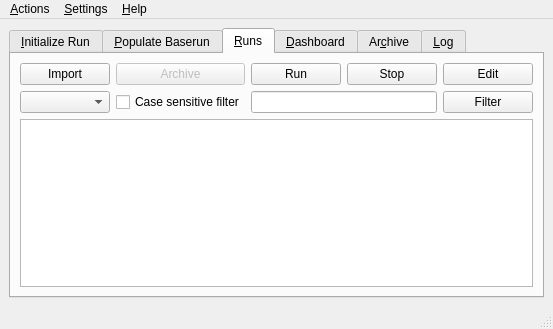
This is src/gui/solps.ui in LeCAD-PEG/SOLPS-GUI as Qt 5 draws it before an edit. The edited form follows.
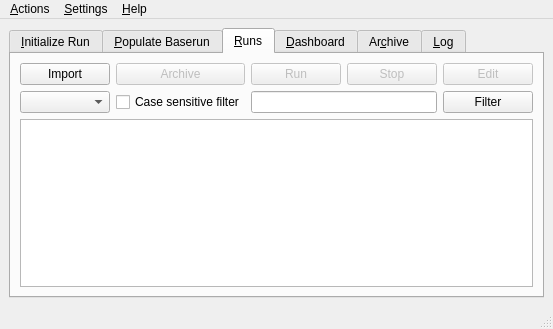
This is the edited form. The open tabs and pages were chosen to show the change. Custom widgets are drawn as their Qt base class.

Patch:
```diff
--- a/src/gui/solps.ui
+++ b/src/gui/solps.ui
@@ -329,6 +329,9 @@
        <layout class="QGridLayout" name="gridLayout_4">
         <item row="0" column="3">
          <widget class="QPushButton" name="pushButton_Stop">
+          <property name="enabled">
+           <bool>false</bool>
+          </property>
           <property name="text">
            <string>Stop</string>
           </property>
@@ -336,6 +339,9 @@
         </item>
         <item row="0" column="4">
          <widget class="QPushButton" name="pushButton_12">
+          <property name="enabled">
+           <bool>false</bool>
+          </property>
           <property name="text">
            <string>Edit</string>
           </property>
@@ -373,6 +379,9 @@
         </item>
         <item row="0" column="2">
          <widget class="QPushButton" name="pushButton_Run">
+          <property name="enabled">
+           <bool>false</bool>
+          </property>
           <property name="text">
            <string>Run</string>
           </property>
```
Left out of the diff: 24 changed lines with no effect on the pictures.
